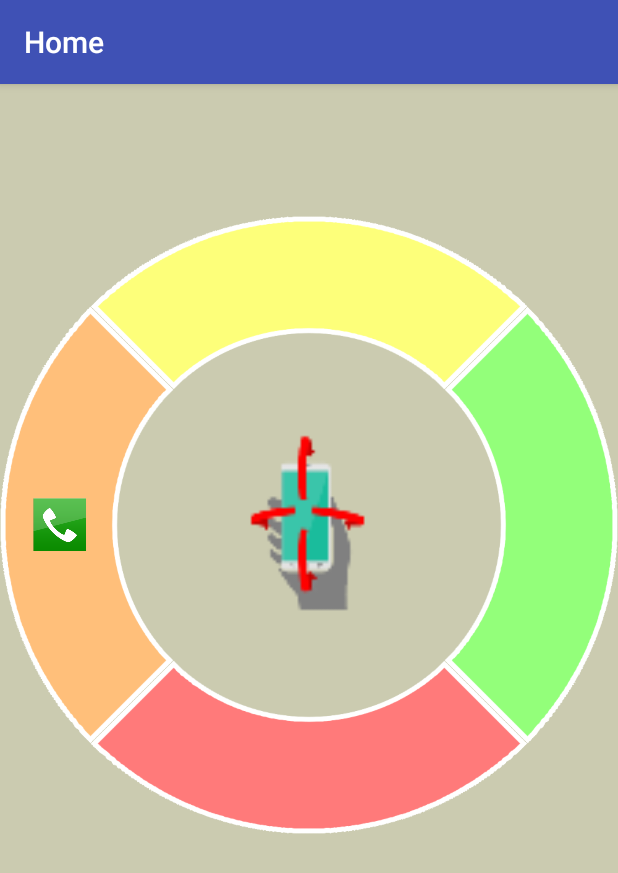
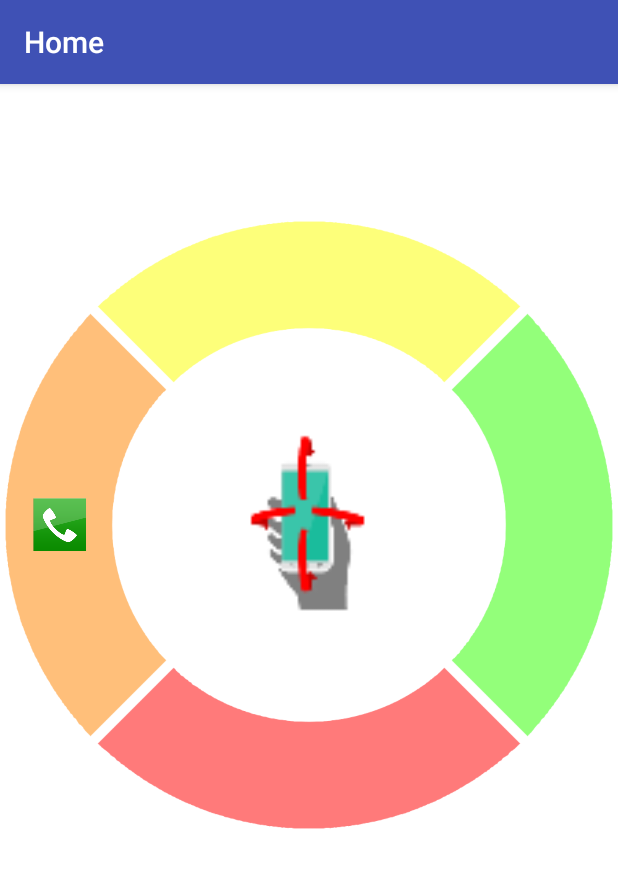
Before and after one commit to JDavidsson/BeyondTouch, an Android app: the screen it shows after launch (MainActivity), on a phone screen of 412 x 824 dp. Shown: the top 873 px of the screen. Run offline under Robolectric (Android 15) with nearby library versions, the phone set to English and light mode, and no system bars.

Commit message:
Background color change

```diff
--- a/app/src/main/res/layout/circle_layout.xml
+++ b/app/src/main/res/layout/circle_layout.xml
@@ -29,7 +29,8 @@
             android:layout_marginBottom="8dp"
             app:layout_constraintTop_toTopOf="parent"
             android:layout_marginTop="8dp"
-            tools:layout_editor_absoluteY="175dp" />
+            android:layout_marginStart="8dp"
+            android:layout_marginEnd="8dp" />
 
 
 
@@ -82,7 +83,7 @@
             android:layout_width="wrap_content"
             android:layout_height="wrap_content"
             android:layout_marginBottom="8dp"
-            android:layout_marginLeft="15dp"
+            android:layout_marginLeft="16dp"
             android:layout_marginStart="16dp"
             android:layout_marginTop="8dp"
             android:paddingLeft="0dp"
@@ -111,7 +112,7 @@
             android:layout_width="wrap_content"
             android:layout_height="wrap_content"
             android:layout_marginBottom="14dp"
-            app:layout_constraintBottom_toBottomOf="@id/circleHolder"
+            app:layout_constraintBottom_toBottomOf="@+id/circleHolder"
             app:layout_constraintLeft_toRightOf="parent"
             app:layout_constraintRight_toLeftOf="parent"
             app:srcCompat="@mipmap/alarm" />
--- a/app/src/main/res/values/colors.xml
+++ b/app/src/main/res/values/colors.xml
@@ -3,5 +3,5 @@
     <color name="colorPrimary">#3F51B5</color>
     <color name="colorPrimaryDark">#303F9F</color>
     <color name="colorAccent">#ff9d0b</color>
-    <color name="background">#cbcbb0</color>
+    <color name="background">#ffffff</color>
 </resources>
```
